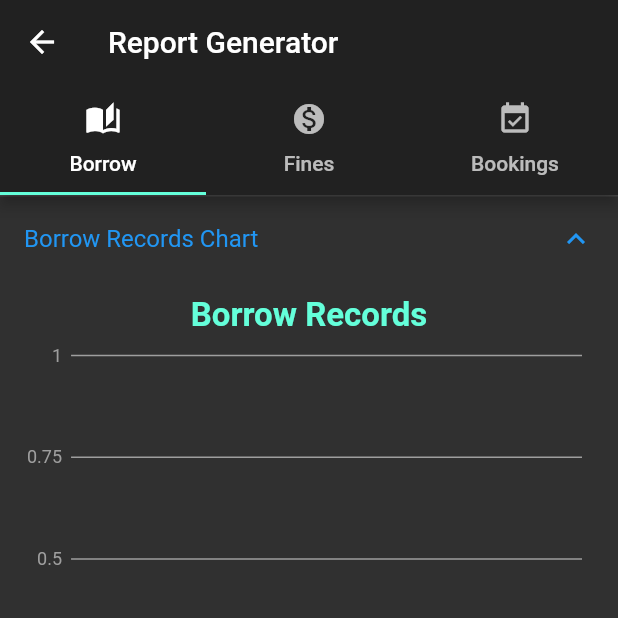
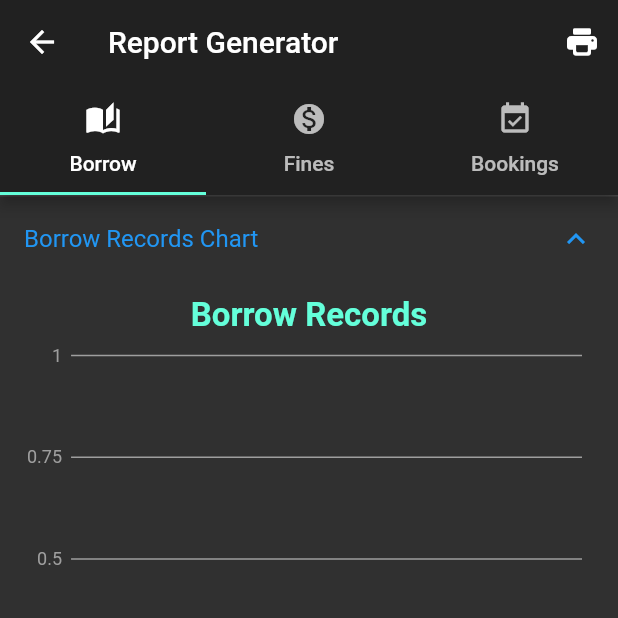
Before and after one commit to Leebecky/librarix, a Flutter app: the ReportGenerator screen opened by its route, on a phone screen of 412 x 824 dp, the top half of it. Run offline on Flutter 3.47's test engine with Material 2 defaults, Android fonts, the phone set to English and light mode, and no system bars; our stand-ins replace auto_size_text, charts_flutter, cloud_firestore, firebase_auth, firebase_core, firebase_messaging and 9 more; missing offline and left inert: flutter_barcode_scanner, flutter_full_pdf_viewer, random_color, touchable; accounts and stored records are empty.

Commit message:
Report Generator - Print to PDf
- added print to pdf function
- new dependecy added: print to pdf, path_retriever , pdf display

```diff
--- a/lib/Models/fines.dart
+++ b/lib/Models/fines.dart
@@ -41,7 +41,7 @@ Map<String, dynamic> _fineToJson(Fines instance) => <String, dynamic>{
 //? Returns all fine records
 Stream<List<Fines>> getAllFines() async* {
   List<Fines> allFines = [];
-  FirebaseFirestore.instance
+  await FirebaseFirestore.instance
       .collection("Fines")
       .get()
       .then((value) => value.docs.forEach((element) {
--- a/lib/Screens/Report_Generator/booking_report.dart
+++ b/lib/Screens/Report_Generator/booking_report.dart
@@ -35,20 +35,20 @@ class _BookingReportState extends State<BookingReport> {
                 stream: getAllBookings(),
                 builder: (BuildContext context,
                     AsyncSnapshot<List<Booking>> bookingSnapshot) {
-                  var record = bookingSnapshot.data;
                   if (bookingSnapshot.hasData) {
+                    var record = bookingSnapshot.data;
                     generateChartData(record);
 
                     return SingleChildScrollView(
                         child: Column(children: [
                       //~ Chart Display
                       ExpansionTile(
-                        title: Text("Borrow Records Chart"),
+                        title: Text("Booking Records Chart"),
                         initiallyExpanded: true,
                         children: [
                           BarChartGraph(
                             data: bookingData,
-                            chartHeading: "Borrow Records",
+                            chartHeading: "Booking Records",
                             xHeading: "Years",
                           ),
                         ],
--- a/lib/Screens/Report_Generator/borrow_report.dart
+++ b/lib/Screens/Report_Generator/borrow_report.dart
@@ -32,8 +32,8 @@ class _BorrowReportState extends State<BorrowReport> {
                 stream: getAllBorrowRecords(),
                 builder: (BuildContext context,
                     AsyncSnapshot<List<Borrow>> snapshot) {
-                  var record = snapshot.data;
                   if (snapshot.hasData) {
+                    var record = snapshot.data;
                     generateChartData(record);
 
                     return Column(children: [
--- a/lib/Screens/Report_Generator/fines_report.dart
+++ b/lib/Screens/Report_Generator/fines_report.dart
@@ -41,8 +41,8 @@ class _FinesReportState extends State<FinesReport> {
                 stream: getAllFines(),
                 builder: (BuildContext context,
                     AsyncSnapshot<List<Fines>> fineSnapshot) {
-                  var record = fineSnapshot.data;
                   if (fineSnapshot.hasData) {
+                    var record = fineSnapshot.data;
                     generateChartData(record);
 
                     return SingleChildScrollView(
@@ -123,7 +123,7 @@ class _FinesReportState extends State<FinesReport> {
         title: Text(item.reason),
         subtitle:
             Column(crossAxisAlignment: CrossAxisAlignment.start, children: [
-          Text("Total: RM${item.total}, to be paid by ${item.issueDate}"),
+          Text("Total: RM${item.total}, issued on ${item.issueDate}"),
           Text("Status: ${item.status}"),
         ]),
       ));
--- a/lib/Screens/Report_Generator/report_generator.dart
+++ b/lib/Screens/Report_Generator/report_generator.dart
@@ -1,7 +1,9 @@
+import 'package:pdf/pdf.dart';
 import 'package:flutter/material.dart';
 import './borrow_report.dart';
 import './booking_report.dart';
 import './fines_report.dart';
+import 'pdf_report_generator.dart';
 
 class ReportGenerator extends StatefulWidget {
   @override
@@ -11,12 +13,13 @@ class ReportGenerator extends StatefulWidget {
 class _ReportGeneratorState extends State<ReportGenerator>
     with SingleTickerProviderStateMixin {
   TabController reportTabs;
+  int currentTab;
   @override
   void initState() {
     reportTabs = TabController(length: 3, vsync: this)
       ..addListener(() {
         setState(() {
-          // filterList(index: reportTabs.index);
+          currentTab = reportTabs.index;
         });
       });
     super.initState();
@@ -28,17 +31,10 @@ class _ReportGeneratorState extends State<ReportGenerator>
         appBar: AppBar(
             title: Text("Report Generator"),
             actions: [
-              /*
-              Builder(builder: (context) {
-                return IconButton(
-                  icon: Icon(Icons.filter_list),
-                  onPressed: () => filter(context, filterItemList),
-                );
-              }), */
-              // IconButton(
-              //   icon: Icon(Icons.print_rounded),
-              //   onPressed: null,
-              // )
+              IconButton(
+                  icon: Icon(Icons.print_rounded),
+                  onPressed: () => generatePdfReport(
+                      context, PdfPageFormat.a4, reportTabs.index))
             ],
             bottom: TabBar(
               controller: reportTabs,
@@ -67,110 +63,4 @@ class _ReportGeneratorState extends State<ReportGenerator>
           ],
         ));
   }
-
-//? Filter Button display
-  /*  filter(BuildContext context,
-      List<DropdownMenuItem<filterSettings>> filterItemList) {
-    return showModalBottomSheet(
-        context: context,
-        builder: (BuildContext context) {
-          return StatefulBuilder(
-            builder: (BuildContext context, StateSetter setState) {
-              return Container(
-                height: MediaQuery.of(context).size.height / 2,
-                child: Column(
-                  children: [
-                    Padding(
-                      padding: const EdgeInsets.all(8.0),
-                      //~ Graph Settings: x-axis
-                      child: Text("Graph Settings",
-                          style: TextStyle(
-                              fontSize: 20,
-                              fontWeight: FontWeight.bold,
-                              decoration: TextDecoration.underline)),
-                    ),
-                    Padding(
-                      padding: EdgeInsets.symmetric(horizontal: 10),
-                      child: Row(
-                        mainAxisAlignment: MainAxisAlignment.center,
-                        children: [
-                          Text(
-                            "X-Axis: ",
-                            style: TextStyle(fontSize: 18),
-                          ),
-                          Padding(
-                            padding: EdgeInsets.symmetric(horizontal: 5),
-                          ),
-                          DropdownButton<filterSettings>(
-                              value: xAxisFilter,
-                              items: [
-                                DropdownMenuItem(
-                                    value: filterSettings.years,
-                                    child: Text("Years")),
-                                DropdownMenuItem(
-                                    value: filterSettings.month,
-                                    child: Text("Month"))
-                              ],
-                              onChanged: (value) => setState(() {
-                                    xAxisFilter = value;
-                                  })),
-                        ],
-                      ),
-                    ),
-                    Padding(
-                      padding: const EdgeInsets.all(8.0),
-                      child: Text(
-                        //~ Record List Settings
-                        "List Settings",
-                        style: TextStyle(
-                            fontSize: 20,
-                            fontWeight: FontWeight.bold,
-                            decoration: TextDecoration.underline),
-                      ),
-                    ),
-                    Padding(
-                      padding: EdgeInsets.symmetric(horizontal: 10),
-                      child: Row(
-                        mainAxisAlignment: MainAxisAlignment.center,
-                        children: [
-                          Text("Sort By: ", style: TextStyle(fontSize: 18)),
-                          Padding(padding: EdgeInsets.symmetric(horizontal: 5)),
-                          DropdownButton<filterSettings>(
-                              value: listFilter,
-                              items: filterItemList,
-                              onChanged: (value) => setState(() {
-                                    listFilter = value;
-                                  })),
-                        ],
-                      ),
-                    ),
-                  ],
-                ),
-              );
-            },
-          );
-        });
-  }
-
-//? Dropdown menu items for the filter List settings
-  filterList({int index = 0}) {
-    List<DropdownMenuItem<filterSettings>> items = [];
-    print(index);
-    if (index == 0) {
-      items.addAll([
-        DropdownMenuItem(value: filterSettings.listYear, child: Text("Year")),
-        DropdownMenuItem(
-            value: filterSettings.bookTitle, child: Text("Book Titles"))
-      ]);
-    } else {
-      items.addAll([
-        DropdownMenuItem(value: filterSettings.listYear, child: Text("Fines")),
-        DropdownMenuItem(
-            value: filterSettings.bookTitle, child: Text("Students"))
-      ]);
-    }
-    filterItemList = items;
-  }
-
- */
 }
--- a/pubspec.yaml
+++ b/pubspec.yaml
@@ -67,10 +67,14 @@ dependencies:
   #Random Color Generator
   random_color: ^1.0.5
 
+  #Print To PDF
+  pdf: ^2.0.0
+  path_provider: ^1.6.27
+  flutter_full_pdf_viewer: ^1.0.6
+
   # The following adds the Cupertino Icons font to your application.
   # Use with the CupertinoIcons class for iOS style icons.
   cupertino_icons: ^1.0.0
-
 
   #Google fonts package
   google_fonts: ^1.1.1
```
Also changed, not shown: lib/Models/booking.dart (+6 -5 lines), lib/Screens/Report_Generator/pdf_report_generator.dart (added, +479 -0 lines), lib/Screens/Report_Generator/pdf_viewer_page.dart (added, +15 -0 lines), lib/Screens/Staff/update_book/fines_add.dart (+4 -4 lines), pubspec.lock.
